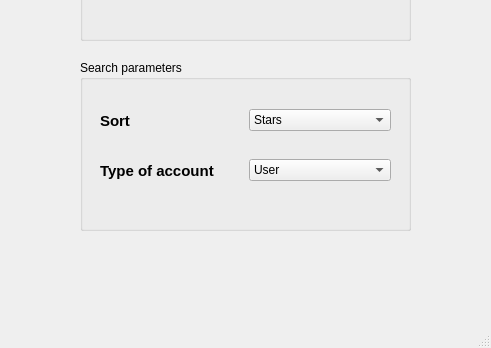
First picture: the form in designer/github-scrapping-qt.ui, repository TheWatcherMultiversal/github-webscrapping, before the edit; both pictures show x 589 to 1080 and y 378 to 726 of the 1080 by 726 pixel window.
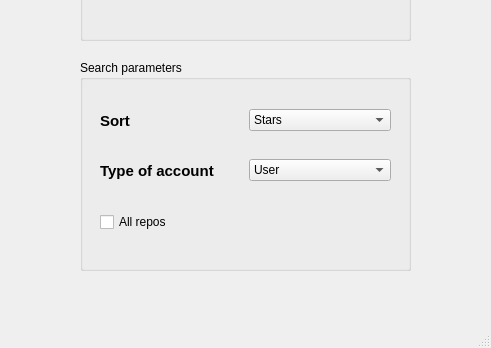
Second picture: the form after the edit. Icons and pictures are not drawn.

```diff
--- a/designer/github-scrapping-qt.ui
+++ b/designer/github-scrapping-qt.ui
@@ -27,7 +27,7 @@
   </property>
   <widget class="QWidget" name="centralwidget">
    <layout class="QGridLayout" name="gridLayout_2">
-    <item row="0" column="1">
+    <item row="0" column="0">
      <widget class="QStackedWidget" name="stackedWidget">
       <widget class="QWidget" name="mainpage">
        <widget class="QLabel" name="label">
@@ -191,7 +191,7 @@
           <x>660</x>
           <y>410</y>
           <width>331</width>
-          <height>171</height>
+          <height>211</height>
          </rect>
         </property>
         <property name="title">
@@ -282,6 +282,28 @@
           </item>
          </layout>
         </widget>
+        <widget class="QCheckBox" name="all_repos_checkBox">
+         <property name="geometry">
+          <rect>
+           <x>20</x>
+           <y>150</y>
+           <width>291</width>
+           <height>24</height>
+          </rect>
+         </property>
+         <property name="sizePolicy">
+          <sizepolicy hsizetype="Minimum" vsizetype="Fixed">
+           <horstretch>0</horstretch>
+           <verstretch>0</verstretch>
+          </sizepolicy>
+         </property>
+         <property name="text">
+          <string>All repos</string>
+         </property>
+         <property name="checked">
+          <bool>false</bool>
+         </property>
+        </widget>
        </widget>
        <widget class="QLabel" name="githubimage_label_2">
         <property name="geometry">
```
Left out of the diff: 23 changed lines with no effect on the pictures.
